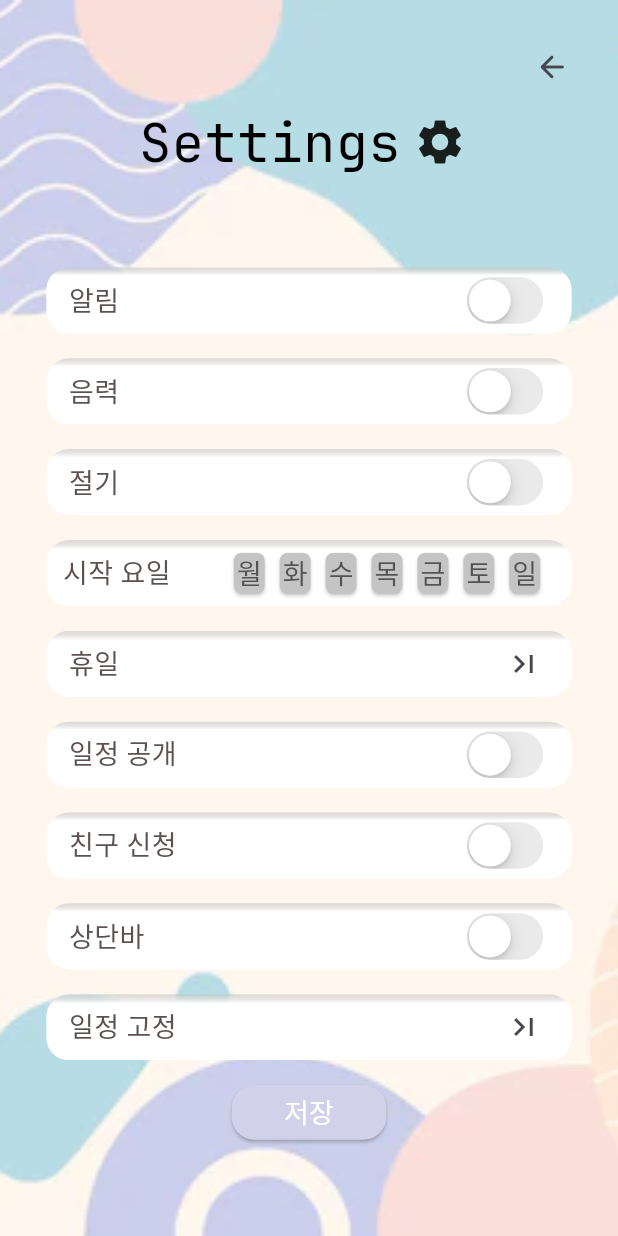
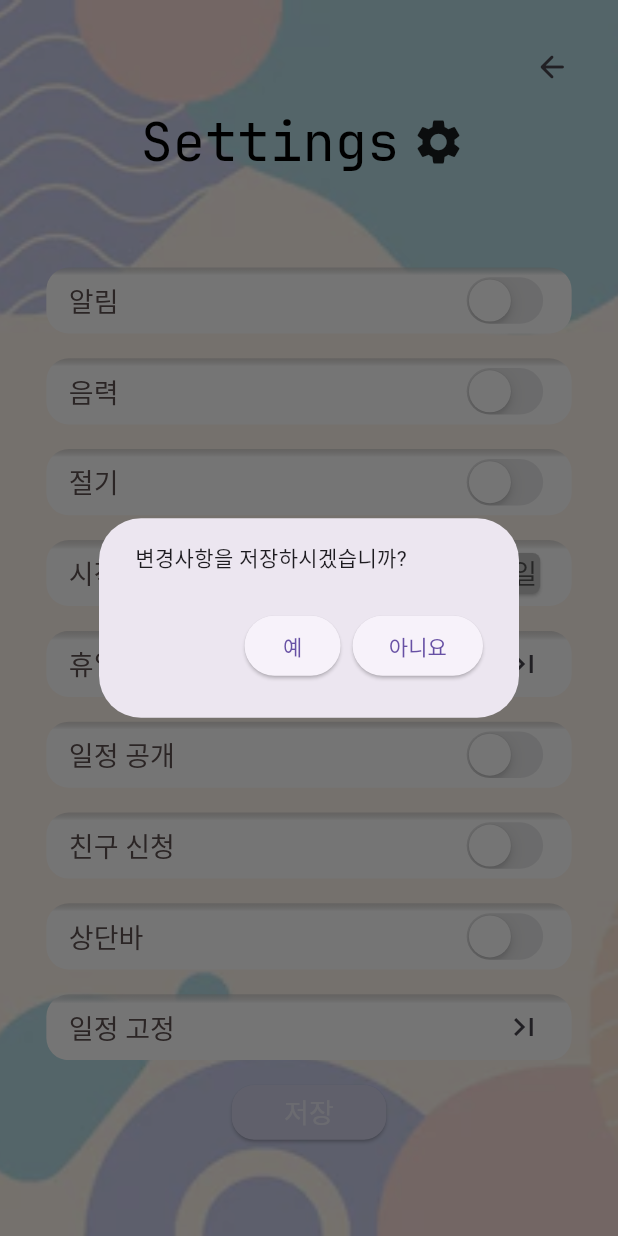
Before and after one commit to NoGravyBeef/SWE, a Flutter app: what settings() shows on an empty page, opened directly, after a tap on "저장", on a phone screen of 412 x 824 dp. Run offline on Flutter 3.47's test engine with Material 3 defaults, Android fonts, the phone set to English and light mode, and no system bars; our stand-ins replace dotted_line, table_calendar.

Commit message:
억까 컷!

```diff
--- a/lib/screens/settings.dart
+++ b/lib/screens/settings.dart
@@ -12,12 +12,17 @@ class settings extends StatefulWidget {
 }
 
 class _settingsState extends State<settings> {
+  bool isChecked = false;
+  bool isChecked2 = false;
+  bool isChecked3 = false;
+  bool isChecked4 = false;
+  bool isChecked5 = false;
+  bool isChecked6 = false;
+
   @override
   Widget build(BuildContext context) {
     var screenSize = MediaQuery.of(context).size;
-    bool ischecked = false;
-    return Scaffold(
-      body: Container(
+    return Container(
       decoration: const BoxDecoration(
           image: DecorationImage(
         fit: BoxFit.cover,
@@ -52,15 +57,14 @@ class _settingsState extends State<settings> {
           Row(
             mainAxisAlignment: MainAxisAlignment.center,
             children: [
-                const Text(
-                  'Settings',
+              const DefaultTextStyle(
                   style: TextStyle(
                       fontWeight: FontWeight.w400,
                       fontSize: 36,
                       fontFamily: 'JetBrain',
                       //letterSpacing:
                       color: Colors.black),
-                ),
+                  child: Text('Settings')),
               IconButton(
                   onPressed: () {},
                   icon: const Icon(
@@ -93,15 +97,53 @@ class _settingsState extends State<settings> {
               child: Row(
                 mainAxisAlignment: MainAxisAlignment.spaceBetween,
                 children: [
-                    const Text(
-                      '알림',
+                  const DefaultTextStyle(
                       style: TextStyle(color: Color(0xff5D5050), fontSize: 18),
-                    ),
+                      child: Text('알림')),
                   CupertinoSwitch(
-                        value: ischecked,
+                    value: isChecked,
+                    activeColor: Colors.grey,
                     onChanged: (value) {
                       setState(() {
-                            ischecked = false;
+                        isChecked = value;
+                      });
+                    },
+                  ),
+                ],
+              ),
+            ),
+          ),
+          SizedBox(
+            height: screenSize.height * 0.02,
+          ),
+          Container(
+            height: screenSize.height * 0.0535,
+            width: screenSize.width * 0.85,
+            decoration: ShapeDecoration(
+                gradient: const LinearGradient(
+                    colors: [
+                      Color.fromARGB(143, 194, 194, 194),
+                      Color.fromARGB(255, 255, 255, 255)
+                    ],
+                    begin: Alignment.topCenter,
+                    end: Alignment.bottomCenter,
+                    stops: [0.0, 0.12],
+                    tileMode: TileMode.clamp),
+                shape: RoundedRectangleBorder(
+                    borderRadius: BorderRadius.circular(15))),
+            child: Padding(
+              padding: const EdgeInsets.only(left: 15, right: 15),
+              child: Row(
+                mainAxisAlignment: MainAxisAlignment.spaceBetween,
+                children: [
+                  const DefaultTextStyle(
+                      style: TextStyle(color: Color(0xff5D5050), fontSize: 18),
+                      child: Text('음력')),
+                  CupertinoSwitch(
+                      value: isChecked2,
+                      onChanged: (value) {
+                        setState(() {
+                          isChecked2 = value;
                         });
                       })
                 ],
@@ -131,53 +173,14 @@ class _settingsState extends State<settings> {
               child: Row(
                 mainAxisAlignment: MainAxisAlignment.spaceBetween,
                 children: [
-                    const Text(
-                      '음력',
+                  const DefaultTextStyle(
                       style: TextStyle(color: Color(0xff5D5050), fontSize: 18),
-                    ),
+                      child: Text('절기')),
                   CupertinoSwitch(
-                        value: ischecked,
+                      value: isChecked3,
                       onChanged: (value) {
                         setState(() {
-                            ischecked = false;
-                          });
-                        })
-                  ],
-                ),
-              ),
-            ),
-            SizedBox(
-              height: screenSize.height * 0.02,
-            ),
-            Container(
-              height: screenSize.height * 0.0535,
-              width: screenSize.width * 0.85,
-              decoration: ShapeDecoration(
-                  gradient: const LinearGradient(
-                      colors: [
-                        Color.fromARGB(143, 194, 194, 194),
-                        Color.fromARGB(255, 255, 255, 255)
-                      ],
-                      begin: Alignment.topCenter,
-                      end: Alignment.bottomCenter,
-                      stops: [0.0, 0.12],
-                      tileMode: TileMode.clamp),
-                  shape: RoundedRectangleBorder(
-                      borderRadius: BorderRadius.circular(15))),
-              child: Padding(
-                padding: const EdgeInsets.only(left: 15, right: 15),
-                child: Row(
-                  mainAxisAlignment: MainAxisAlignment.spaceBetween,
-                  children: [
-                    const Text(
-                      '절기',
-                      style: TextStyle(color: Color(0xff5D5050), fontSize: 18),
-                    ),
-                    CupertinoSwitch(
-                        value: ischecked,
-                        onChanged: (value) {
-                          setState(() {
-                            ischecked = false;
+                          isChecked3 = value;
                         });
                       })
                 ],
@@ -203,14 +206,13 @@ class _settingsState extends State<settings> {
                 shape: RoundedRectangleBorder(
                     borderRadius: BorderRadius.circular(15))),
             child: const Padding(
-                padding: EdgeInsets.only(left: 11, right: 11),
+              padding: EdgeInsets.only(left: 15, right: 11),
               child: Row(
                 mainAxisAlignment: MainAxisAlignment.spaceBetween,
                 children: [
-                    Text(
-                      '시작 요일',
+                  DefaultTextStyle(
                       style: TextStyle(color: Color(0xff5D5050), fontSize: 18),
-                    ),
+                      child: Text('시작 요일')),
                   Row(
                     children: [
                       Padding(
@@ -270,10 +272,9 @@ class _settingsState extends State<settings> {
               child: Row(
                 mainAxisAlignment: MainAxisAlignment.spaceBetween,
                 children: [
-                    const Text(
-                      '휴일',
+                  const DefaultTextStyle(
                       style: TextStyle(color: Color(0xff5D5050), fontSize: 18),
-                    ),
+                      child: Text('휴일')),
                   IconButton(
                       onPressed: () {
                         showDialog(
@@ -317,15 +318,14 @@ class _settingsState extends State<settings> {
               child: Row(
                 mainAxisAlignment: MainAxisAlignment.spaceBetween,
                 children: [
-                    const Text(
-                      '일정 공개',
+                  const DefaultTextStyle(
                       style: TextStyle(color: Color(0xff5D5050), fontSize: 18),
-                    ),
+                      child: Text('일정 공개')),
                   CupertinoSwitch(
-                        value: ischecked,
+                      value: isChecked4,
                       onChanged: (value) {
                         setState(() {
-                            ischecked = false;
+                          isChecked4 = value;
                         });
                       })
                 ],
@@ -355,15 +355,14 @@ class _settingsState extends State<settings> {
               child: Row(
                 mainAxisAlignment: MainAxisAlignment.spaceBetween,
                 children: [
-                    const Text(
-                      '친구 신청',
+                  const DefaultTextStyle(
                       style: TextStyle(color: Color(0xff5D5050), fontSize: 18),
-                    ),
+                      child: Text('친구 신청')),
                   CupertinoSwitch(
-                        value: ischecked,
+                      value: isChecked5,
                       onChanged: (value) {
                         setState(() {
-                            ischecked = false;
+                          isChecked5 = value;
                         });
                       })
                 ],
@@ -393,15 +392,14 @@ class _settingsState extends State<settings> {
               child: Row(
                 mainAxisAlignment: MainAxisAlignment.spaceBetween,
                 children: [
-                    const Text(
-                      '상단바',
+                  const DefaultTextStyle(
                       style: TextStyle(color: Color(0xff5D5050), fontSize: 18),
-                    ),
+                      child: Text('상단바')),
                   CupertinoSwitch(
-                        value: ischecked,
+                      value: isChecked6,
                       onChanged: (value) {
                         setState(() {
-                            ischecked = false;
+                          isChecked6 = value;
                         });
                       })
                 ],
@@ -431,10 +429,9 @@ class _settingsState extends State<settings> {
               child: Row(
                 mainAxisAlignment: MainAxisAlignment.spaceBetween, //
                 children: [
-                    const Text(
-                      '일정 고정',
+                  const DefaultTextStyle(
                       style: TextStyle(color: Color(0xff5D5050), fontSize: 18),
-                    ),
+                      child: Text('일정 고정')),
                   IconButton(
                       onPressed: () {
                         showDialog(
@@ -467,15 +464,36 @@ class _settingsState extends State<settings> {
                       borderRadius: BorderRadius.circular(15)),
                   backgroundColor: const Color(0xffD1D1EA),
                 ),
-                  onPressed: () {},
+                onPressed: () {
+                  showDialog(
+                      barrierDismissible: false,
+                      context: context,
+                      builder: (context) {
+                        return AlertDialog(
+                          content: const Text('변경사항을 저장하시겠습니까?'),
+                          actions: [
+                            ElevatedButton(
+                                onPressed: () {
+                                  Navigator.of(context).pop();
+                                },
+                                child: const Text('예')),
+                            ElevatedButton(
+                                onPressed: () {
+                                  Navigator.of(context).pop();
+                                },
+                                child: const Text('아니요'))
+                          ],
+                        );
+                      });
+                },
                 child: const Text(
                   '저장',
-                    style: TextStyle(color: Colors.white, fontSize: 18),
+                  style: TextStyle(color: Colors.white54, fontSize: 18),
                 )),
           )
         ],
       ),
-      ),
-    );
+    ); //,
+    //);
   }
 }
--- a/pubspec.yaml
+++ b/pubspec.yaml
@@ -29,10 +29,10 @@ environment:
 # versions available, run `flutter pub outdated`.
 dependencies:
   flutter_inset_box_shadow: ^1.0.8
-  flutter_svg: ^1.0.1
+  flutter_svg: ^2.0.9
   flutter:
     sdk: flutter
-  font_awesome_flutter: ^9.2.0
+  font_awesome_flutter: ^10.6.0
 
   # The following adds the Cupertino Icons font to your application.
   # Use with the CupertinoIcons class for iOS style icons.
@@ -51,7 +51,7 @@ dev_dependencies:
   # activated in the `analysis_options.yaml` file located at the root of your
   # package. See that file for information about deactivating specific lint
   # rules and activating additional ones.
-  flutter_lints: ^2.0.0
+  flutter_lints: ^3.0.1
 
 # For information on the generic Dart part of this file, see the
 # following page: https://dart.dev/tools/pub/pubspec
```
Also changed, not shown: lib/screens/test_calendar.dart (added, +227 -0 lines), pubspec.lock. Lines whose indentation alone changed are shown as unchanged.
